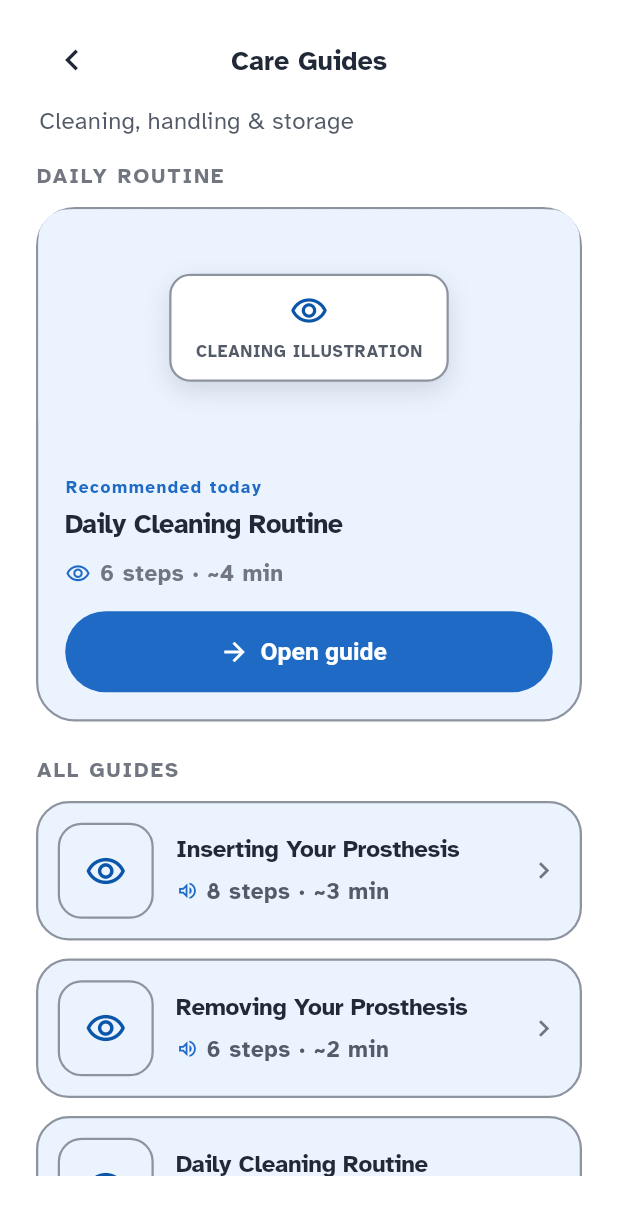
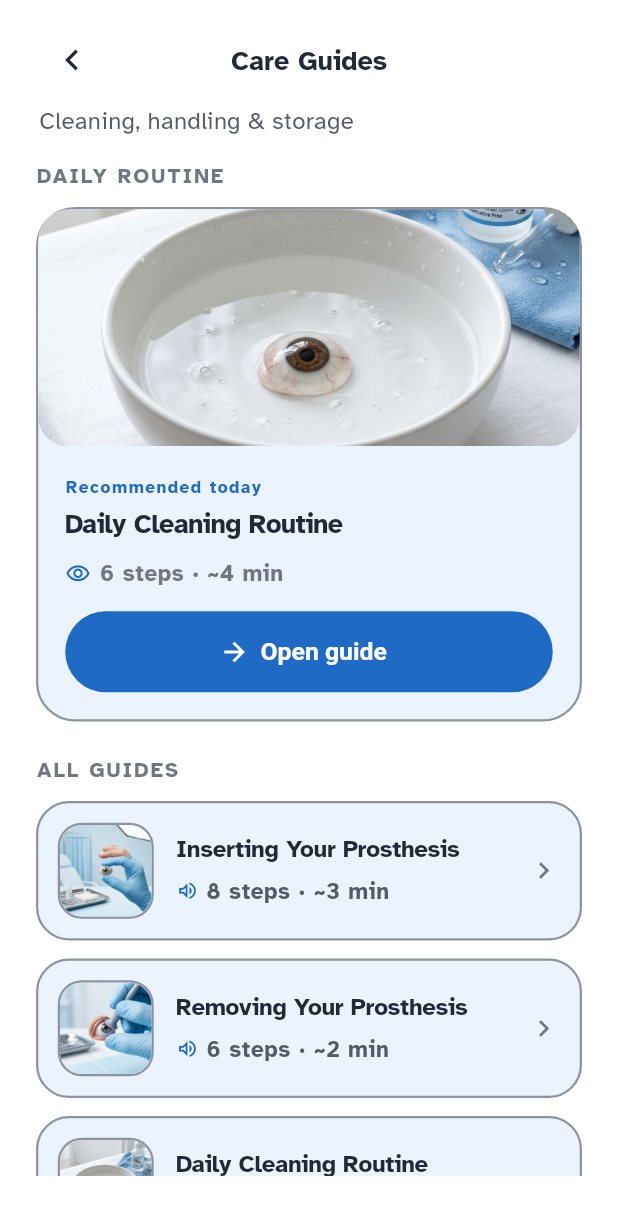
Before and after one commit to Muhammad-Sufyan-901/opto-mobile, a Flutter app: the _CareGuidesView screen opened directly, on a phone screen of 412 x 824 dp. Shown: the top 1215 px of the screen. Run offline on Flutter 3.47's test engine with Material 3 defaults, Android fonts, the phone set to English and light mode, and no system bars; our stand-ins replace app_links, audioplayers, camera, flutter_bloc, flutter_dotenv, flutter_map and 14 more; missing offline and left inert: google_mlkit_object_detection, google_mlkit_text_recognition, ids_elder_rehab_app; accounts and stored records are empty.

Commit message:
feat: integrate care guide illustrations and update UI to support category-based imagery

```diff
--- a/lib/features/prosthetic_hub/presentation/widgets/care_guide_card.dart
+++ b/lib/features/prosthetic_hub/presentation/widgets/care_guide_card.dart
@@ -58,6 +58,7 @@ class CareGuideCard extends StatelessWidget {
               // ── Mini illustration thumbnail ──────────────────────────────
               ExcludeSemantics(
                 child: GuideIllustration(
+                  category: guide.category,
                   mini: true,
                   icon: Icons.remove_red_eye_outlined,
                 ),
--- a/lib/features/prosthetic_hub/presentation/widgets/featured_guide_card.dart
+++ b/lib/features/prosthetic_hub/presentation/widgets/featured_guide_card.dart
@@ -50,6 +50,7 @@ class FeaturedGuideCard extends StatelessWidget {
             children: [
               // ── Illustration banner ──────────────────────────────────────
               GuideIllustration(
+                category: guide.category,
                 icon: Icons.remove_red_eye_outlined,
                 label: 'Cleaning illustration',
                 height: 158,
--- a/lib/features/prosthetic_hub/presentation/widgets/guide_illustration.dart
+++ b/lib/features/prosthetic_hub/presentation/widgets/guide_illustration.dart
@@ -9,14 +9,20 @@
 import 'package:flutter/material.dart';
 import 'package:opto/core/themes/app_custom_colors.dart';
 
+import 'package:opto/features/prosthetic_hub/domain/entities/care_guide.dart';
+
 class GuideIllustration extends StatelessWidget {
   const GuideIllustration({
     super.key,
+    this.category,
     this.icon = Icons.remove_red_eye_outlined,
     this.label = 'Illustration',
     this.height = 150.0,
     this.mini = false,
   });
+
+  /// Which care category this illustration belongs to. If non-null, renders the real image.
+  final CareGuideCategory? category;
 
   /// Icon displayed in the center.
   final IconData icon;
@@ -49,7 +55,17 @@ class GuideIllustration extends StatelessWidget {
             color: blueTint,
             border: Border.all(color: line, width: 1.5),
           ),
-          child: Icon(icon, size: 28, color: onTint),
+          child: ClipRRect(
+            borderRadius: BorderRadius.circular(15),
+            child: category != null
+                ? Image.asset(
+                    category!.imageAssetPath,
+                    fit: BoxFit.cover,
+                    errorBuilder: (context, error, stackTrace) =>
+                        Icon(icon, size: 28, color: onTint),
+                  )
+                : Icon(icon, size: 28, color: onTint),
+          ),
         ),
       );
     }
@@ -62,9 +78,16 @@ class GuideIllustration extends StatelessWidget {
           child: Stack(
             fit: StackFit.expand,
             children: [
-              // Diagonal-stripe background
+              if (category != null)
+                Image.asset(
+                  category!.imageAssetPath,
+                  fit: BoxFit.cover,
+                  errorBuilder: (context, error, stackTrace) =>
                       CustomPaint(painter: _StripePainter(color: blueTint)),
-              // Centered floating card with icon + label
+                )
+              else
+                CustomPaint(painter: _StripePainter(color: blueTint)),
+              if (category == null)
                 Center(
                   child: Container(
                     padding: const EdgeInsets.symmetric(horizontal: 16, vertical: 10),
--- a/pubspec.yaml
+++ b/pubspec.yaml
@@ -108,6 +108,7 @@ flutter:
   - assets/images/onboarding/
   - assets/images/svg/icons/
   - assets/images/supplies/
+  - assets/images/guides/
 
  # Atkinson Hyperlegible — designed by the Braille Institute for low-vision
  # users. Licensed SIL Open Font License (OFL). Weights 400 & 700 only.
```
Also changed, not shown: lib/features/prosthetic_hub/domain/entities/care_guide.dart (+8 -0 lines), lib/features/prosthetic_hub/presentation/screens/care_guide_detail_screen.dart (+13 -2 lines), assets/images/guides/guide_case_use.png (added), assets/images/guides/guide_clean.png (added), assets/images/guides/guide_insert.png (added), assets/images/guides/guide_lubricate.png (added), assets/images/guides/guide_remove.png (added), 2 other files. Lines whose indentation alone changed are shown as unchanged.
